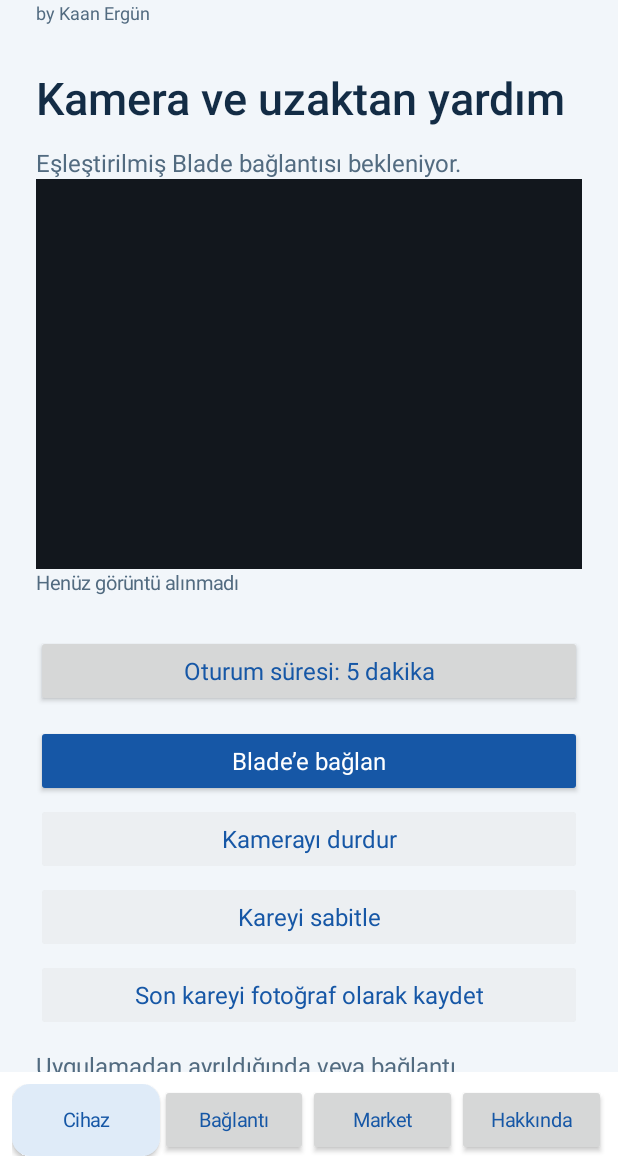
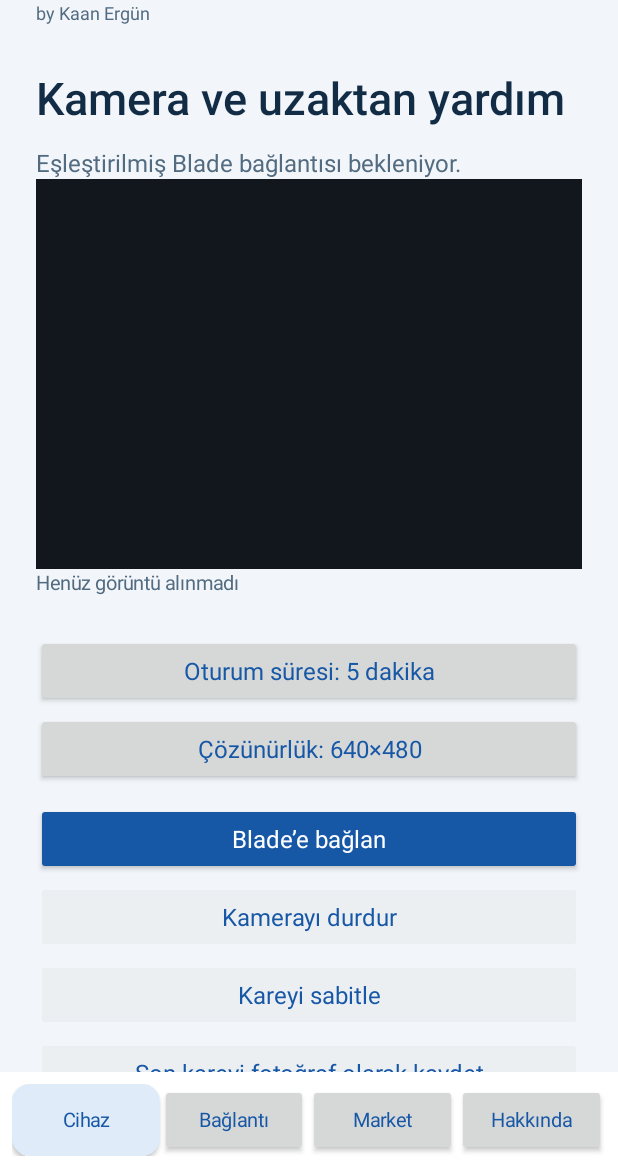
Before and after one commit to KaanErgun/blade-companion, an Android app: the screen it shows after launch (MainActivity), on a phone screen of 412 x 824 dp, the part 68-1236 px from its top. Run offline under Robolectric (Android 15) with nearby library versions, the phone set to English and light mode, and no system bars; pictures from the network do not load.

Commit message:
feat(camera): offer the 1280x960 HD stream profile
Device gains a Turkish resolution selector next to the session
duration: 640x480 or 1280x960 (HD, at most 10 FPS). Only HD sends the
eight-byte START with profile 1, and only when STATUS advertises that
exact profile; 640x480 keeps the original four-byte form. Frames must
match the started profile's geometry. GoldenTest pins the new shared
fixture entries and START vector.

```diff
--- a/app/src/main/java/com/kaanergun/bladecompanion/MainActivity.java
+++ b/app/src/main/java/com/kaanergun/bladecompanion/MainActivity.java
@@ -72,6 +72,7 @@ public final class MainActivity extends Activity {
     private PhotoExportStore photoStore;
     private String reportJson, pendingReport;
     private int sessionSeconds=300;
+    private int sessionProfile=CompanionProtocol.PROFILE_VGA;
     private EditText hostInput, annotationInput;
     private String annotationText = "";
     private int networkNotice;
@@ -126,6 +127,8 @@ public final class MainActivity extends Activity {
         if (savedInstanceState != null) {
             page = savedInstanceState.getInt("page", 0);
             sessionSeconds=savedInstanceState.getInt("session_seconds",300)==1800?1800:300;
+            sessionProfile=savedInstanceState.getInt("session_profile",CompanionProtocol.PROFILE_VGA)==CompanionProtocol.PROFILE_HD
+                    ?CompanionProtocol.PROFILE_HD:CompanionProtocol.PROFILE_VGA;
             pendingReport=savedInstanceState.getString("pending_report");
             if (pendingReport!=null && pendingReport.length()>4096) { pendingReport=null; }
             annotationText = savedInstanceState.getString("annotation", "");
@@ -197,6 +200,7 @@ public final class MainActivity extends Activity {
         market.save(state);
         state.putInt("page", page);
         state.putInt("session_seconds",sessionSeconds);
+        state.putInt("session_profile",sessionProfile);
         state.putString("pending_report",pendingReport);
         state.putString("annotation", annotationInput == null ? annotationText : annotationInput.getText().toString());
         state.putBoolean("photo_export", photoExportPending);
@@ -305,11 +309,21 @@ public final class MainActivity extends Activity {
                 .setSingleChoiceItems(new String[]{getString(R.string.camera_duration_short),getString(R.string.camera_duration_long)},
                         sessionSeconds==1800?1:0,(dialog,which) -> { sessionSeconds=which==1?1800:300;dialog.dismiss();render(); }).show());
         addWithTopSpace(content,duration,8);
+        boolean hd=sessionProfile==CompanionProtocol.PROFILE_HD;
+        Button resolution=button(R.string.camera_resolution,false);resolution.setText(getString(R.string.camera_resolution,resolutionLabel(hd)));
+        resolution.setEnabled(state!=AssistanceState.State.ACTIVE && state!=AssistanceState.State.STARTING);
+        resolution.setOnClickListener(view -> new android.app.AlertDialog.Builder(this).setTitle(R.string.camera_resolution_title)
+                .setSingleChoiceItems(new String[]{resolutionLabel(false),resolutionLabel(true)},hd?1:0,(dialog,which) -> {
+                    sessionProfile=which==1?CompanionProtocol.PROFILE_HD:CompanionProtocol.PROFILE_VGA;dialog.dismiss();render(); }).show());
+        addWithTopSpace(content,resolution,4);
+        // An older OS without the advertised HD profile is never sent the 8-byte START.
+        boolean profileReady=!hd || (connection!=null && connection.hdAvailable());
+        if (state==AssistanceState.State.READY && !profileReady) { paragraph(R.string.camera_resolution_unsupported); }
         Button start = button(state == AssistanceState.State.DISCONNECTED ? R.string.open_pairing : R.string.camera_start, true);
-        start.setEnabled(state == AssistanceState.State.DISCONNECTED || (state == AssistanceState.State.READY && connection.cameraAvailable() && !connection.busy()));
+        start.setEnabled(state == AssistanceState.State.DISCONNECTED || (state == AssistanceState.State.READY && connection.cameraAvailable() && !connection.busy() && profileReady));
         start.setOnClickListener(view -> {
             if (state == AssistanceState.State.DISCONNECTED) { page = 1; render(); }
-            else { networkNotice = 0; connection.start(sessionSeconds); render(); }
+            else { networkNotice = 0; connection.start(sessionSeconds, sessionProfile); render(); }
         });
         addWithTopSpace(content, start, 12);
         Button stop = button(R.string.camera_stop, false);
@@ -355,6 +369,11 @@ public final class MainActivity extends Activity {
                     .setType("application/json").putExtra(Intent.EXTRA_TITLE,"Blade-stream-report.json"),EXPORT_REPORT);
         });
         addWithTopSpace(content,report,8);paragraph(R.string.stream_report_note);
+    }
+
+    private String resolutionLabel(boolean hd) {
+        return hd ? getString(R.string.camera_resolution_hd, CompanionProtocol.HD_WIDTH, CompanionProtocol.HD_HEIGHT, CompanionProtocol.HD_FPS)
+                : getString(R.string.camera_resolution_vga, CompanionProtocol.VGA_WIDTH, CompanionProtocol.VGA_HEIGHT);
     }
 
     private void retainStatistics() {
--- a/app/src/main/res/values/strings.xml
+++ b/app/src/main/res/values/strings.xml
@@ -204,6 +204,11 @@ Bu seçim yalnız bu telefondaki katalog doğrulamasını etkiler. Blade üzerin
     <string name="camera_duration_title">Kamera oturumu süresi</string>
     <string name="camera_duration_short">5 dakika</string>
     <string name="camera_duration_long">30 dakika</string>
+    <string name="camera_resolution">Çözünürlük: %1$s</string>
+    <string name="camera_resolution_title">Kamera çözünürlüğü</string>
+    <string name="camera_resolution_vga">%1$d×%2$d</string>
+    <string name="camera_resolution_hd">%1$d×%2$d (HD, en fazla %3$d FPS)</string>
+    <string name="camera_resolution_unsupported">Bu Blade OS sürümü HD akışı sunmuyor. 640×480 seçebilirsin.</string>
     <string name="stream_statistics">Alınan: %1$d · Çözülen: %2$d (%5$.1f FPS) · Önizleme: %3$d (%6$.1f FPS) · Kare boşluğu: %4$d</string>
     <string name="stream_report_export">Son oturumun ölçüm raporunu kaydet</string>
     <string name="stream_report_note">Ekran yalnız açık kamera oturumunda uyanık kalır. Rapor; sayaç, süre ve FPS içerir, görüntü veya eşleştirme anahtarı içermez. Önizleme sayısı ekrana verilen yeni kareleri ölçer; optik gösterim veya gecikme ölçümü değildir.</string>
```
Also changed, not shown: app/src/main/java/com/kaanergun/bladecompanion/core/CompanionProtocol.java (+14 -4 lines), app/src/main/java/com/kaanergun/bladecompanion/net/BladeConnection.java (+25 -8 lines), 4 other files.
